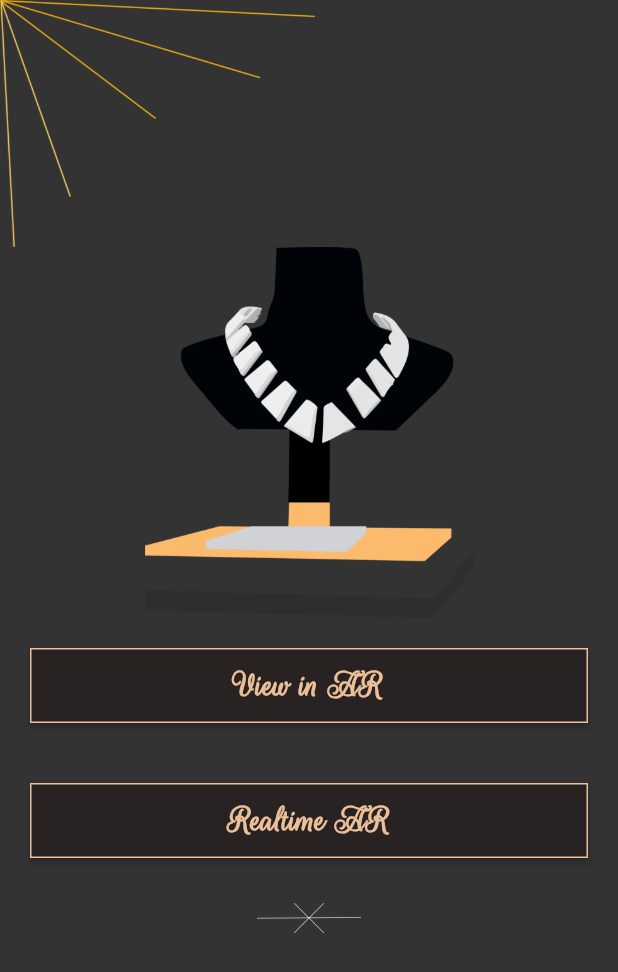
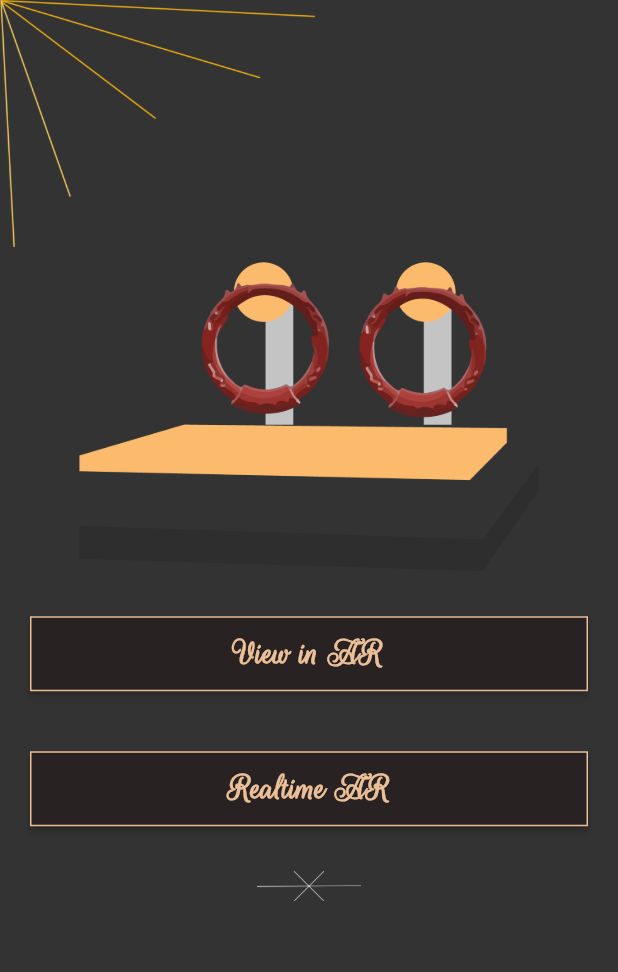
Before and after one commit to ameysunu/DemonHacks, a Flutter app: the EarIntro screen opened directly, after a tap on "Realtime AR", on a phone screen of 412 x 824 dp. Shown: the top 972 px of the screen. Run offline on Flutter 3.47's test engine with Material 2 defaults, Android fonts, the phone set to English and light mode, and no system bars; our stand-ins replace firebase_auth, firebase_core, google_sign_in, hexcolor; missing offline and left inert: flutter_unity; accounts and stored records are empty.

Commit message:
echoAR fixed

```diff
--- a/lib/pages/earintro.dart
+++ b/lib/pages/earintro.dart
@@ -1,3 +1,4 @@
+import 'package:demonhacks/pages/ar/earringar.dart';
 import 'package:demonhacks/pages/ar/necklacear.dart';
 import 'package:flutter/material.dart';
 import 'package:hexcolor/hexcolor.dart';
@@ -28,11 +29,14 @@ class _EarIntroState extends State<EarIntro> {
               ),
             ),
             Center(
-              child: Container(
-                height: MediaQuery.of(context).size.height * 0.3,
-                width: MediaQuery.of(context).size.width * 1,
+              child: Padding(
+                padding: const EdgeInsets.all(10.0),
                 child: Container(
-                  child: Image.asset('images/objects/man_neck.png'),
+                  height: MediaQuery.of(context).size.height * 0.25,
+                  width: MediaQuery.of(context).size.width * 1,
+                  child: Container(
+                    child: Image.asset('images/objects/man_ear.png'),
+                  ),
                 ),
               ),
             ),
@@ -60,7 +64,7 @@ class _EarIntroState extends State<EarIntro> {
                   onPressed: () {
                     Navigator.push(
                       context,
-                      MaterialPageRoute(builder: (context) => NecklaceAR()),
+                      MaterialPageRoute(builder: (context) => EarringAR()),
                     );
                   },
                 ),
@@ -110,7 +114,7 @@ class _EarIntroState extends State<EarIntro> {
 }
 
 _launchURL() async {
-  const url = 'https://go.echoar.xyz/N9MC';
+  const url = 'https://go.echoar.xyz/YNVD';
   if (await canLaunch(url)) {
     await launch(url);
   } else {
--- a/lib/pages/earrings.dart
+++ b/lib/pages/earrings.dart
@@ -1,4 +1,5 @@
 import 'package:demonhacks/pages/ar/earringar.dart';
+import 'package:demonhacks/pages/earintro.dart';
 import 'package:flutter/material.dart';
 import 'package:hexcolor/hexcolor.dart';
 
@@ -97,7 +98,7 @@ class _EarringsState extends State<Earrings> {
                 onTap: () {
                   Navigator.push(
                     context,
-                    MaterialPageRoute(builder: (context) => EarringAR()),
+                    MaterialPageRoute(builder: (context) => EarIntro()),
                   );
                 },
               ),
```
Also changed, not shown: images/objects/man_ear.png (added).
